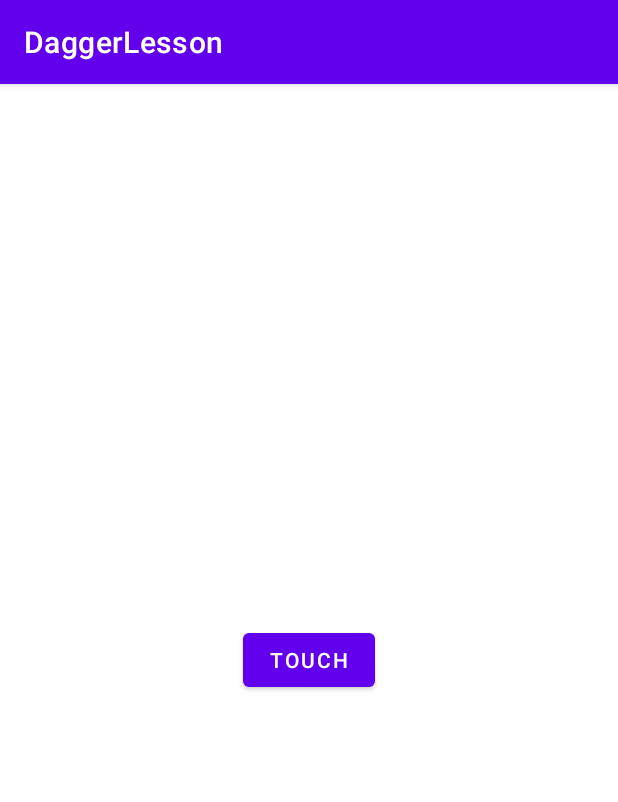
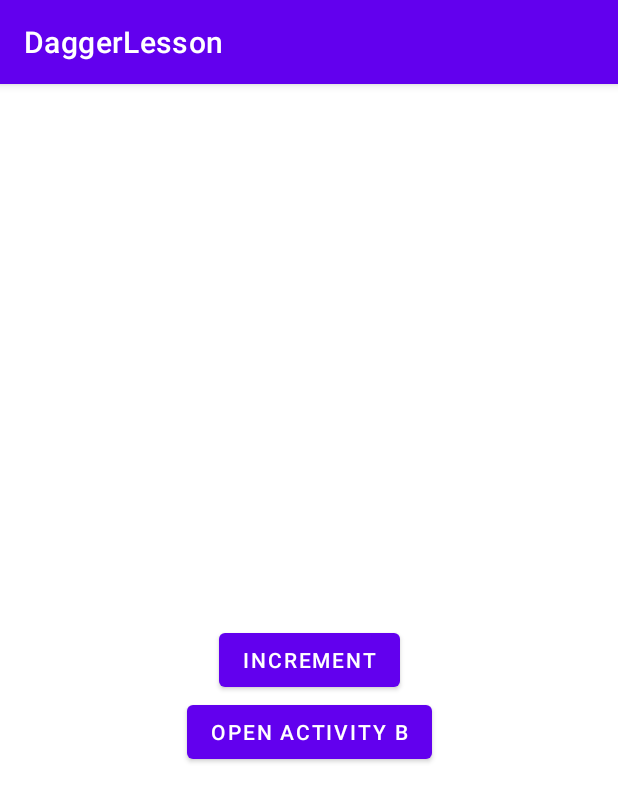
Before and after one commit to coolkosta/DaggerLesson, an Android app: the screen it shows after launch (MainActivity), on a phone screen of 412 x 824 dp. Shown: the top 802 px of the screen. Run offline under Robolectric (Android 15) with nearby library versions, the phone set to English and light mode, and no system bars.

```diff
--- /dev/null
+++ b/app/src/main/java/com/example/daggerlesson/Counter.kt
@@ -0,0 +1,22 @@
+package com.example.daggerlesson
+
+import javax.inject.Inject
+import javax.inject.Singleton
+
+interface ICounter {
+
+    fun increment()
+    fun getCountValue(): Int
+}
+
+
+class Counter @Inject constructor() : ICounter {
+
+    private var count = 0
+
+    override fun increment() {
+        count++
+    }
+
+    override fun getCountValue(): Int = count
+}
--- a/app/src/main/java/com/example/daggerlesson/MainActivity.kt
+++ b/app/src/main/java/com/example/daggerlesson/MainActivity.kt
@@ -1,22 +1,34 @@
 package com.example.daggerlesson
 
+import android.content.Intent
 import androidx.appcompat.app.AppCompatActivity
 import android.os.Bundle
 import android.view.View
 import android.widget.Button
+import android.widget.TextView
 import javax.inject.Inject
 
 class MainActivity : AppCompatActivity() {
 
     @Inject
-    lateinit var foo: Foo
+    lateinit var counter: ICounter
 
     override fun onCreate(savedInstanceState: Bundle?) {
         super.onCreate(savedInstanceState)
-        DaggerFooComponent.create().inject(this)
+        DaggerMainActivityComponent
+            .builder()
+            .singletonComponent(SingletonComponentHolder.getSingletonComponent())
+            .build()
+            .inject(this)
         setContentView(R.layout.activity_main)
-        findViewById<View>(R.id.button).setOnClickListener {
-        foo.bar()
+        findViewById<View>(R.id.increment).setOnClickListener {
+            counter.increment()
+            findViewById<TextView>(R.id.textViewMainActivity).text =
+                counter.getCountValue().toString()
+        }
+
+        findViewById<View>(R.id.openBBtn).setOnClickListener {
+            startActivity(Intent(this, ActivityB::class.java))
         }
     }
 }
--- a/app/src/main/java/com/example/daggerlesson/SandBox.kt
+++ /dev/null
@@ -1,52 +0,0 @@
-package com.example.daggerlesson
-
-import dagger.Binds
-import dagger.Component
-import dagger.Module
-import dagger.Provides
-import retrofit2.Retrofit
-import javax.inject.Inject
-import javax.inject.Named
-import javax.inject.Qualifier
-
-interface IBar
-class Bar @Inject constructor() : IBar
-class AnotherBar @Inject constructor() : IBar
-
-class Foo @Inject constructor(
-    @ClassicBar private val bar: IBar,
-    private val name: String,
-    @Named("surname") private val surname: String
-) {
-
-    fun bar() {
-        println("Hello World! $bar")
-    }
-}
-
-@Module
-interface BarModule {
-
-    companion object {
-
-        @Provides
-        fun provideName() = "Kostya"
-
-        @Provides
-        @Named("surname")
-        fun providesurname() = "Borzakov"
-    }
-
-    @Binds
-    @ClassicBar
-    fun bindBar(bar: Bar): IBar
-}
-
-@Qualifier
-annotation class ClassicBar
-
-@Component(modules = [BarModule::class])
-interface FooComponent {
-
-    fun inject(mainActivity: MainActivity)
-}
--- /dev/null
+++ b/app/src/main/java/com/example/daggerlesson/SingletonComponent.kt
@@ -0,0 +1,29 @@
+package com.example.daggerlesson
+
+import dagger.Binds
+import dagger.Component
+import dagger.Module
+import dagger.Reusable
+import javax.inject.Scope
+import javax.inject.Singleton
+
+@Singleton
+@Component(modules = [CounterModule::class])
+interface SingletonComponent {
+
+    fun provideCounter(): ICounter
+}
+
+@Module
+interface CounterModule {
+
+    @Binds
+    @Reusable
+    fun bindCounter(counter: Counter): ICounter
+}
+
+/*@Scope
+annotation class SingletonScope*/
+
+@Scope
+annotation class ActivityScope
--- /dev/null
+++ b/app/src/main/java/com/example/daggerlesson/SingletonComponentHolder.kt
@@ -0,0 +1,16 @@
+package com.example.daggerlesson
+
+object SingletonComponentHolder {
+
+    private var INSTANCE: SingletonComponent? = null
+
+    //Если создадим отдельный компонент и реализуем его в активити, то для той активити которая имеет первый экземпляр, иерархия будет разная
+    //fun createNew()  = DaggerSingletonComponent.create()
+
+
+    fun getSingletonComponent(): SingletonComponent {
+        return INSTANCE ?: DaggerSingletonComponent.create().also {
+            INSTANCE = it
+        }
+    }
+}
--- a/app/src/main/res/layout/activity_main.xml
+++ b/app/src/main/res/layout/activity_main.xml
@@ -7,13 +7,33 @@
     tools:context=".MainActivity">
 
     <Button
-        android:id="@+id/button"
+        android:id="@+id/increment"
         android:layout_width="wrap_content"
         android:layout_height="wrap_content"
+        android:text="increment"
         app:layout_constraintBottom_toBottomOf="parent"
         app:layout_constraintEnd_toEndOf="parent"
         app:layout_constraintStart_toStartOf="parent"
-        app:layout_constraintTop_toTopOf="parent"
-        android:text="touch"/>
+        app:layout_constraintTop_toTopOf="parent" />
+
+    <Button
+        android:id="@+id/openBBtn"
+        android:layout_width="wrap_content"
+        android:layout_height="wrap_content"
+        android:text="open Activity B"
+        app:layout_constraintEnd_toEndOf="@id/increment"
+        app:layout_constraintStart_toStartOf="@id/increment"
+        app:layout_constraintTop_toBottomOf="@id/increment" />
+
+    <TextView
+        android:id="@+id/textViewMainActivity"
+        android:layout_width="wrap_content"
+        android:layout_height="wrap_content"
+        app:layout_constraintStart_toStartOf="@id/openBBtn"
+        app:layout_constraintEnd_toEndOf="@id/openBBtn"
+        app:layout_constraintTop_toBottomOf="@id/openBBtn"
+        tools:text = "TEST"
+        android:textSize="40sp"
+        android:layout_marginTop="16dp"/>
 
 </androidx.constraintlayout.widget.ConstraintLayout>
```
Also changed, not shown: app/src/main/AndroidManifest.xml (+7 -0 lines), app/src/main/java/com/example/daggerlesson/ActivityB.kt (added, +25 -0 lines), app/src/main/java/com/example/daggerlesson/ActivityBComponent.kt (added, +11 -0 lines), app/src/main/java/com/example/daggerlesson/MainActivityComponent.kt (added, +11 -0 lines), app/src/main/res/layout/activity_b.xml (added, +20 -0 lines).
